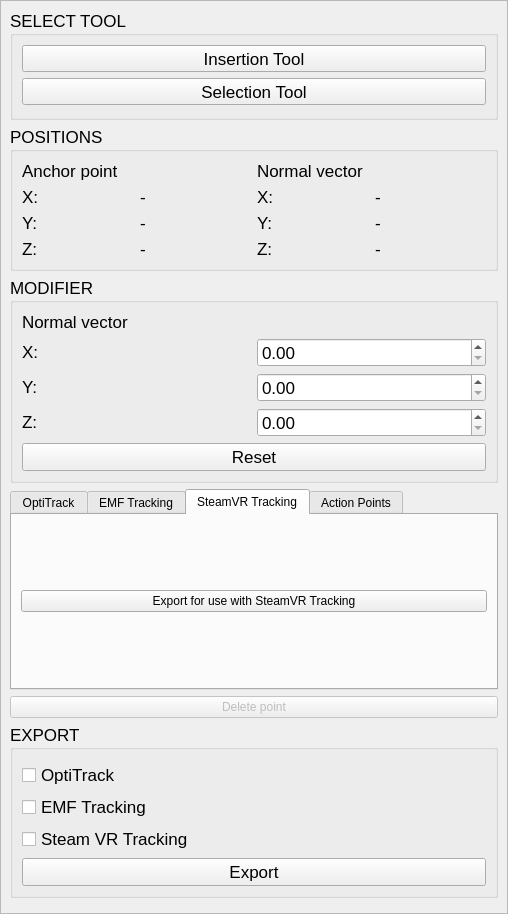
Dominik-Schoen/TrackItPipe, file trackpoint-app/gui/EditWidget.ui: the form before one commit.
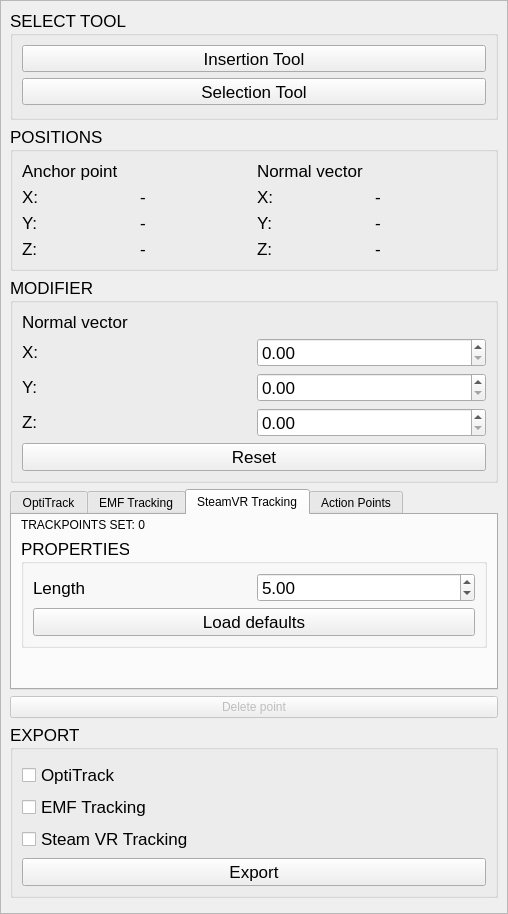
The form after the commit. The open tabs and pages were chosen to show the change.

Commit message: Basic work: add SteamVRTrack and ActionPoints

```diff
--- a/trackpoint-app/gui/EditWidget.ui
+++ b/trackpoint-app/gui/EditWidget.ui
@@ -402,7 +402,7 @@
        <item>
         <widget class="QTabWidget" name="tabWidget">
          <property name="sizePolicy">
-          <sizepolicy hsizetype="Expanding" vsizetype="Fixed">
+          <sizepolicy hsizetype="Expanding" vsizetype="Minimum">
            <horstretch>0</horstretch>
            <verstretch>0</verstretch>
           </sizepolicy>
@@ -521,12 +521,67 @@
             <number>3</number>
            </property>
            <item>
-            <widget class="QPushButton" name="pushButton_2">
+            <widget class="QLabel" name="steamVrTrackCount">
              <property name="text">
-              <string>Export for use with SteamVR Tracking</string>
+              <string>TRACKPOINTS SET: 0</string>
              </property>
             </widget>
            </item>
+           <item>
+            <widget class="QGroupBox" name="steamVrProperties">
+             <property name="font">
+              <font>
+               <pointsize>13</pointsize>
+              </font>
+             </property>
+             <property name="title">
+              <string>PROPERTIES</string>
+             </property>
+             <layout class="QVBoxLayout" name="verticalLayout_8">
+              <item>
+               <layout class="QGridLayout" name="steamVrTrackGrid">
+                <item row="1" column="0">
+                 <widget class="QLabel" name="steamVrTrackLengthLabel">
+                  <property name="text">
+                   <string>Length</string>
+                  </property>
+                 </widget>
+                </item>
+                <item row="1" column="1">
+                 <widget class="QDoubleSpinBox" name="steamVrTrackLength">
+                  <property name="maximum">
+                   <double>100.000000000000000</double>
+                  </property>
+                  <property name="value">
+                   <double>5.000000000000000</double>
+                  </property>
+                 </widget>
+                </item>
+               </layout>
+              </item>
+              <item>
+               <widget class="QPushButton" name="steamVrTrackLoadDefaults">
+                <property name="text">
+                 <string>Load defaults</string>
+                </property>
+               </widget>
+              </item>
+             </layout>
+            </widget>
+           </item>
+           <item>
+            <spacer name="steamVrSpacer">
+             <property name="orientation">
+              <enum>Qt::Vertical</enum>
+             </property>
+             <property name="sizeHint" stdset="0">
+              <size>
+               <width>20</width>
+               <height>0</height>
+              </size>
+             </property>
+            </spacer>
+           </item>
           </layout>
          </widget>
          <widget class="QWidget" name="actionPoints">
```
Left out of the diff: 63 changed lines with no effect on the pictures. The commit also changes 16 other files.
